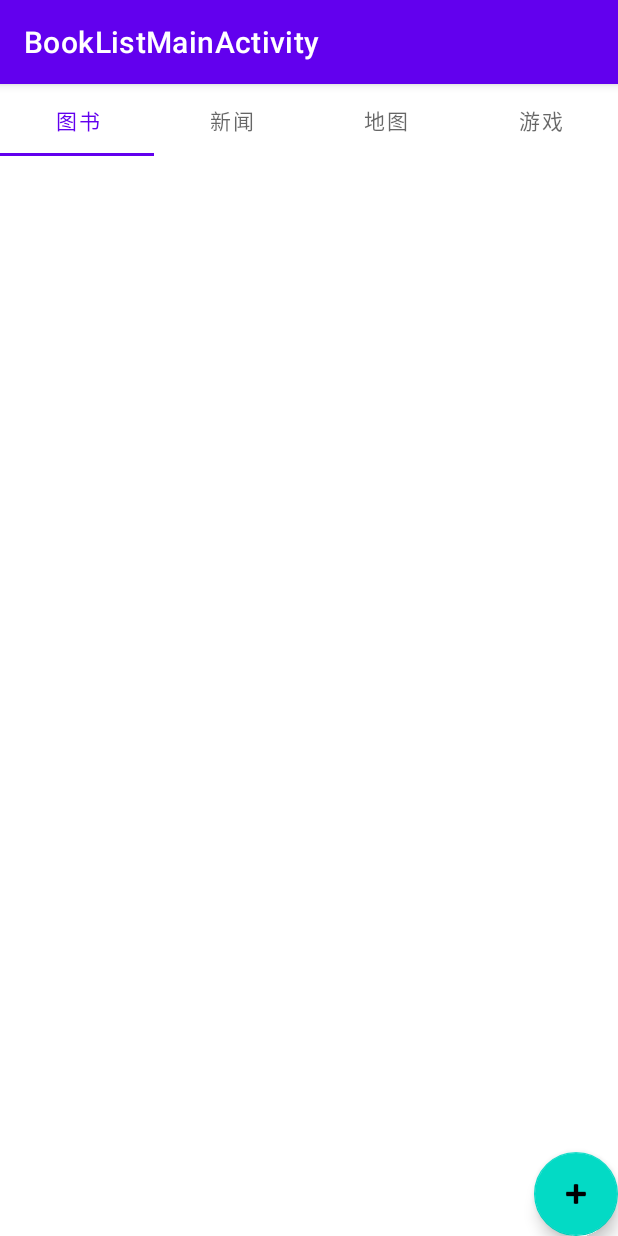
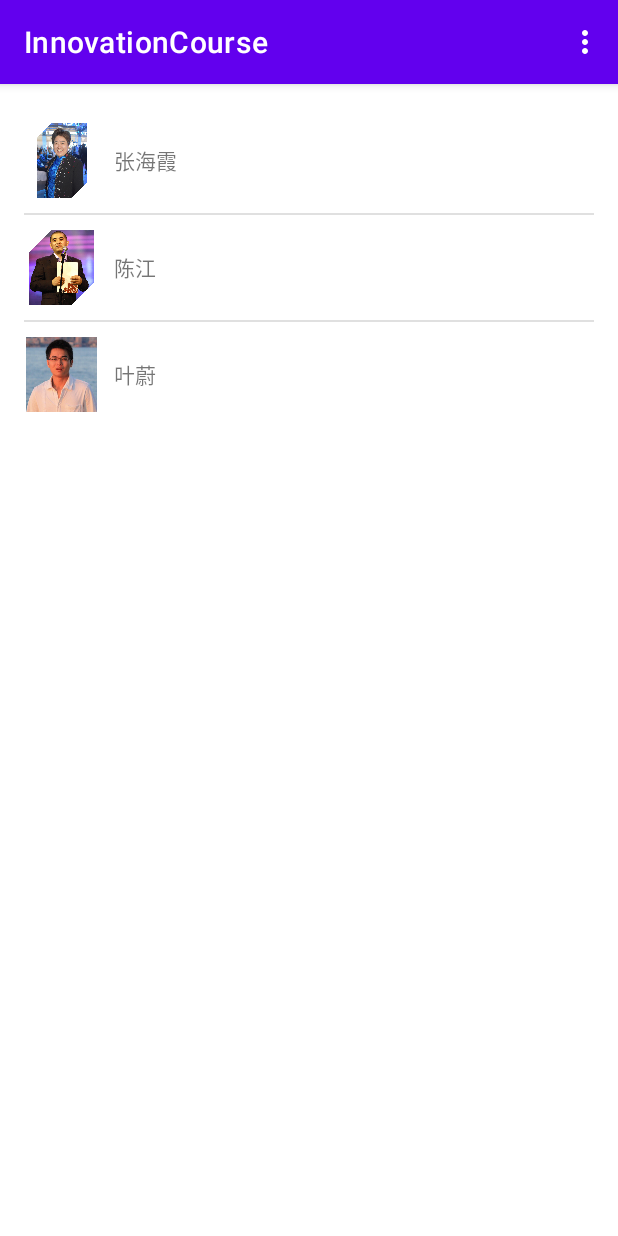
Before and after one commit to Shark7iii/AndroidData, an Android app: the screen it shows after launch (MainActivity before the commit, TeacherActivity after it), on a phone screen of 412 x 824 dp. Run offline under Robolectric (Android 15) with nearby library versions, the light colour scheme and no system bars; libraries missing offline, so code that uses them is left out: com.baidu.mapapi; 2 statements that could not run were skipped.

Commit message:
Last Commit

```diff
--- a/app/build.gradle
+++ b/app/build.gradle
@@ -38,5 +38,6 @@ dependencies {
     implementation files('libs/BaiduLBS_Android.jar')
     testImplementation 'junit:junit:4.+'
     androidTestImplementation 'androidx.test.ext:junit:1.1.3'
-    androidTestImplementation 'androidx.test.espresso:espresso-core:3.4.0'
+    androidTestImplementation 'androidx.test.espresso:espresso-core:3.5.0-alpha03'
+    androidTestImplementation 'androidx.test:rules:1.4.1-alpha03'
 }
--- a/app/src/main/java/com/jnu/booklistmainactivity/MainActivity.java
+++ b/app/src/main/java/com/jnu/booklistmainactivity/MainActivity.java
@@ -41,6 +41,7 @@ public class MainActivity extends AppCompatActivity {
                         break;
                     case 3:
                         tab.setText("游戏");
+                        break;
                 }
             }
         });
--- /dev/null
+++ b/app/src/main/java/com/jnu/booklistmainactivity/Test/Teacher.java
@@ -0,0 +1,57 @@
+package com.jnu.booklistmainactivity.Test;
+
+import com.jnu.booklistmainactivity.R;
+
+import java.util.ArrayList;
+import java.util.List;
+
+/**
+ * Created by yw on 16/2/17.
+ */
+public class Teacher {
+
+    private String name;
+    private int imageId;
+    private String desc;
+
+    public Teacher(String name, int imageId, String desc) {
+        this.name = name;
+        this.imageId = imageId;
+        this.desc = desc;
+    }
+
+    public String getName() {
+        return name;
+    }
+
+    public void setName(String name) {
+        this.name = name;
+    }
+
+    public int getImageId() {
+        return imageId;
+    }
+
+    public void setImageId(int imageId) {
+        this.imageId = imageId;
+    }
+
+    public String getDesc() {
+        return desc;
+    }
+
+    public void setDesc(String desc) {
+        this.desc = desc;
+    }
+
+    public static List<Teacher> getAllTeachers() {
+        List<Teacher> teachers = new ArrayList<Teacher>();
+
+        teachers.add(new Teacher("张海霞", R.drawable.zhx, "张海霞，北京大学教授国际大学生iCAN创新创业大赛发起人、主席北京大学信息科学技术学院教授全球华人微纳米分子系统学会秘书长IEEE NTC 北京分会主席。"));
+        teachers.add(new Teacher("陈江", R.drawable.cj, "陈江，北京大学信息科学技术学院副教授，高等学校电路和信号系统教学与教材研究会常务理事，中国通信理论与信号处理委员会委员。"));
+        teachers.add(new Teacher("叶蔚", R.drawable.yw, "叶蔚，北京大学软件工程国家工程研究中心副研究员，创办了技术学习服务平台天码营(http://tianmaying.com)与软件开发协同工具Onboard(http://onboard.cn)。"));
+
+
+        return teachers;
+    }
+}
--- /dev/null
+++ b/app/src/main/java/com/jnu/booklistmainactivity/Test/TeacherActivity.java
@@ -0,0 +1,51 @@
+package com.jnu.booklistmainactivity.Test;
+
+import android.os.Bundle;
+import android.view.Menu;
+import android.view.MenuItem;
+import android.widget.ArrayAdapter;
+import android.widget.ListView;
+
+import androidx.appcompat.app.AppCompatActivity;
+
+import com.jnu.booklistmainactivity.R;
+
+import java.util.ArrayList;
+import java.util.List;
+
+public class TeacherActivity extends AppCompatActivity {
+
+    @Override
+    protected void onCreate(Bundle savedInstanceState) {
+        super.onCreate(savedInstanceState);
+        setContentView(R.layout.activity_teacher);
+
+        TeacherAdapter teacherAdapter = new TeacherAdapter(this, R.layout.teacher_item, Teacher.getAllTeachers());
+
+        ListView listView = (ListView) findViewById(R.id.teacher_listView);
+
+        listView.setAdapter(teacherAdapter);
+    }
+
+    @Override
+    public boolean onCreateOptionsMenu(Menu menu) {
+        // Inflate the menu; this adds items to the action bar if it is present.
+        getMenuInflater().inflate(R.menu.menu_main, menu);
+        return true;
+    }
+
+    @Override
+    public boolean onOptionsItemSelected(MenuItem item) {
+        // Handle action bar item clicks here. The action bar will
+        // automatically handle clicks on the Home/Up button, so long
+        // as you specify a parent activity in AndroidManifest.xml.
+        int id = item.getItemId();
+
+        //noinspection SimplifiableIfStatement
+        if (id == R.id.action_settings) {
+            return true;
+        }
+
+        return super.onOptionsItemSelected(item);
+    }
+}
--- /dev/null
+++ b/app/src/main/java/com/jnu/booklistmainactivity/Test/TeacherAdapter.java
@@ -0,0 +1,53 @@
+package com.jnu.booklistmainactivity.Test;
+
+import android.content.Context;
+import android.content.Intent;
+import android.view.LayoutInflater;
+import android.view.View;
+import android.view.ViewGroup;
+import android.widget.ArrayAdapter;
+import android.widget.ImageView;
+import android.widget.TextView;
+
+import com.jnu.booklistmainactivity.R;
+
+import java.util.List;
+
+/**
+ * Created by yw on 16/2/17.
+ */
+public class TeacherAdapter extends ArrayAdapter<Teacher> {
+
+    public TeacherAdapter(Context context, int resource, List<Teacher> objects) {
+        super(context, resource, objects);
+    }
+
+    @Override
+    public View getView(int position, View convertView, ViewGroup parent) {
+
+        final Teacher teacher = getItem(position);
+
+        View oneTeacherView = LayoutInflater.from(getContext()).inflate(R.layout.teacher_item, parent, false);
+
+        ImageView imageView = (ImageView) oneTeacherView.findViewById(R.id.teacher_small_imageView);
+        TextView textView = (TextView) oneTeacherView.findViewById(R.id.teacher_name_textView);
+
+        imageView.setImageResource(teacher.getImageId());
+        textView.setText(teacher.getName());
+
+        oneTeacherView.setOnClickListener(new View.OnClickListener() {
+            @Override
+            public void onClick(View v) {
+
+                Intent intent = new Intent(getContext(), TeacherDetailActivity.class);
+
+                intent.putExtra("teacher_image", teacher.getImageId());
+                intent.putExtra("teacher_desc", teacher.getDesc());
+
+                getContext().startActivity(intent);
+            }
+        });
+
+        return oneTeacherView;
+    }
+}
--- /dev/null
+++ b/app/src/main/res/layout/activity_teacher.xml
@@ -0,0 +1,19 @@
+<?xml version="1.0" encoding="utf-8"?>
+<RelativeLayout
+    xmlns:android="http://schemas.android.com/apk/res/android"
+    xmlns:tools="http://schemas.android.com/tools"
+    android:layout_width="match_parent"
+    android:layout_height="match_parent"
+    android:paddingLeft="16dp"
+    android:paddingRight="16dp"
+    android:paddingTop="16dp"
+    android:paddingBottom="16dp"
+    tools:context="com.jnu.booklistmainactivity.Test.TeacherActivity">
+
+    <ListView
+        android:layout_width="wrap_content"
+        android:layout_height="wrap_content"
+        android:id="@+id/teacher_listView"
+        android:layout_alignParentLeft="true"
+        android:layout_alignParentStart="true" />
+</RelativeLayout>
--- /dev/null
+++ b/app/src/main/res/layout/teacher_item.xml
@@ -0,0 +1,20 @@
+<?xml version="1.0" encoding="utf-8"?>
+<LinearLayout xmlns:android="http://schemas.android.com/apk/res/android"
+    android:orientation="horizontal" android:layout_width="match_parent"
+    android:layout_height="match_parent">
+
+    <ImageView
+        android:layout_width="50dp"
+        android:layout_height="50dp"
+        android:layout_marginTop="10dp"
+        android:layout_marginBottom="10dp"
+        android:id="@+id/teacher_small_imageView" />
+
+    <TextView
+        android:layout_width="wrap_content"
+        android:layout_height="wrap_content"
+        android:text="New Text"
+        android:id="@+id/teacher_name_textView"
+        android:layout_marginLeft="10dp"
+        android:layout_gravity="center_vertical" />
+</LinearLayout>
--- /dev/null
+++ b/app/src/main/res/menu/menu_main.xml
@@ -0,0 +1,9 @@
+<menu xmlns:android="http://schemas.android.com/apk/res/android"
+    xmlns:app="http://schemas.android.com/apk/res-auto"
+    xmlns:tools="http://schemas.android.com/tools"
+    tools:context="com.zhihuishu.innovationcourse.MainActivity" >
+    <item android:id="@+id/action_settings"
+        android:title="@string/action_settings"
+        android:orderInCategory="100"
+        app:showAsAction="never" />
+</menu>
--- a/app/src/main/res/values/colors.xml
+++ b/app/src/main/res/values/colors.xml
@@ -7,4 +7,7 @@
     <color name="teal_700">#FF018786</color>
     <color name="black">#FF000000</color>
     <color name="white">#FFFFFFFF</color>
+    <color name="colorPrimary">#008577</color>
+    <color name="colorPrimaryDark">#00574B</color>
+    <color name="colorAccent">#D81B60</color>
 </resources>
--- a/app/src/main/res/values/strings.xml
+++ b/app/src/main/res/values/strings.xml
@@ -1,5 +1,8 @@
 <resources>
-    <string name="app_name">BookListMainActivity</string>
+<!--    <string name="app_name">BookListMainActivity</string>-->
     <!-- TODO: Remove or change this placeholder text -->
     <string name="hello_blank_fragment">Hello blank fragment</string>
+    <string name="app_name">InnovationCourse</string>
+    <string name="action_settings">Settings</string>
+    <string name="title_activity_teacher_detail">TeacherDetailActivity</string>
 </resources>
```
Also changed, not shown: app/src/main/AndroidManifest.xml (+19 -7 lines), app/src/main/java/com/jnu/booklistmainactivity/Test/TeacherDetailActivity.java (added, +28 -0 lines), app/src/main/res/layout/activity_teacher_detail.xml (added, +28 -0 lines), app/src/main/res/drawable/cj.png (added), app/src/main/res/drawable/yw.png (added), app/src/main/res/drawable/zhx.png (added), 1 other file.
